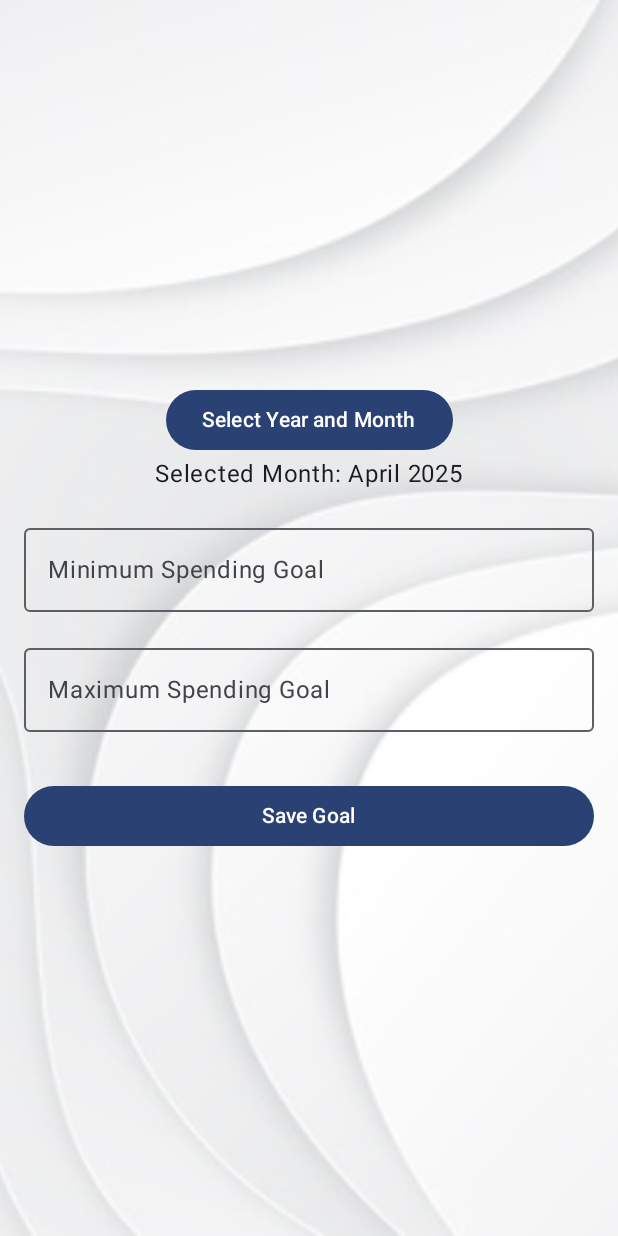
After one commit to ST10345224/Lumina_Ledger_POE, an Android app built with Jetpack Compose: the composable AddGoalScreen shown on its own in the app's theme, on a phone screen of 412 x 824 dp. The commit adds this screen. Run offline under Robolectric (Android 15) with nearby library versions, the phone set to English and light mode, and no system bars; our stand-ins replace Firebase (no records; nobody signed in at launch, a user with empty details on screens opened directly).

Commit message:
Add Goals and AddGoals functionality.

```diff
--- /dev/null
+++ b/app/src/main/java/com/st10345224/luminaledgerpoe/AddGoalScreen.kt
@@ -0,0 +1,171 @@
+package com.st10345224.luminaledgerpoe
+
+import androidx.compose.foundation.Image
+import androidx.compose.foundation.layout.*
+import androidx.compose.foundation.text.KeyboardOptions
+import androidx.compose.material.*
+import androidx.compose.runtime.*
+import androidx.compose.ui.Modifier
+import androidx.compose.ui.unit.dp
+import androidx.compose.ui.Alignment
+import androidx.compose.material3.ExperimentalMaterial3Api
+import androidx.compose.material3.OutlinedTextField
+import androidx.compose.material3.Text
+import androidx.compose.material3.Button
+import androidx.compose.runtime.saveable.rememberSaveable
+import androidx.compose.ui.text.input.KeyboardType
+import java.time.YearMonth
+import java.time.format.DateTimeFormatter
+import java.util.Locale
+import com.google.firebase.firestore.ktx.firestore
+import com.google.firebase.ktx.Firebase
+import kotlinx.coroutines.launch
+import androidx.compose.material3.DatePicker
+import androidx.compose.material3.DatePickerDialog
+import androidx.compose.material3.rememberDatePickerState
+import java.time.Instant
+import java.time.ZoneId
+import androidx.compose.material3.TimePicker
+import androidx.compose.material3.TimePickerDefaults
+import androidx.compose.material3.rememberTimePickerState
+import androidx.compose.ui.layout.ContentScale
+import androidx.compose.ui.res.painterResource
+import java.time.LocalDateTime
+import java.util.Calendar
+
+@OptIn(ExperimentalMaterial3Api::class)
+@Composable
+fun AddGoalScreen(onGoalAdded: () -> Unit) {
+    // Use rememberSaveable to survive configuration changes
+    var yearMonth by rememberSaveable { mutableStateOf(YearMonth.now()) }
+    var minimumSpendingGoal by rememberSaveable { mutableStateOf("") }
+    var maximumSpendingGoal by rememberSaveable { mutableStateOf("") }
+    var showDatePicker by rememberSaveable { mutableStateOf(false) }
+
+    val coroutineScope = rememberCoroutineScope()
+    val firestore = Firebase.firestore
+
+    // Date Picker State
+    val datePickerState = rememberDatePickerState(
+        initialSelectedDateMillis = Instant.now().toEpochMilli(),
+        yearRange = 2020..2030 // Example year range
+    )
+
+    Box(modifier = Modifier.fillMaxSize()) {
+        Image(
+            painter = painterResource(id = R.drawable.splashbackground), // Replace with your image resource
+            contentDescription = null, // Decorative image, no need for description
+            contentScale = ContentScale.Crop, // Or ContentScale.FillBounds, etc.
+            modifier = Modifier.fillMaxSize()
+        )
+        // Function to handle saving the goal to Firestore
+        fun saveGoal() {
+            coroutineScope.launch {
+                val goalData = hashMapOf(
+                    "yearMonth" to yearMonth.format(
+                        DateTimeFormatter.ofPattern(
+                            "MMMM yyyy",
+                            Locale.getDefault()
+                        )
+                    ), // Store as "Month Year"
+                    "minimumSpendingGoal" to minimumSpendingGoal.toDoubleOrNull(),
+                    "maximumSpendingGoal" to maximumSpendingGoal.toDoubleOrNull()
+                )
+
+                firestore.collection("Goals")
+                    .add(goalData)
+                    .addOnSuccessListener {
+                        onGoalAdded() // Notify the parent composable
+                    }
+                    .addOnFailureListener { e ->
+                        // Handle the error appropriately, e.g., show a Toast
+                        println("Error adding goal: ${e.message}")
+                    }
+            }
+        }
+
+        // Show Date Picker Dialog
+        if (showDatePicker) {
+            DatePickerDialog(
+                onDismissRequest = { showDatePicker = false },
+                confirmButton = {
+                    Button(onClick = {
+                        datePickerState.selectedDateMillis?.let {
+                            val selectedDate =
+                                LocalDateTime.ofInstant(
+                                    Instant.ofEpochMilli(it),
+                                    ZoneId.systemDefault()
+                                )
+                            yearMonth = YearMonth.from(selectedDate)
+                        }
+                        showDatePicker = false
+                    }) {
+                        Text("Confirm")
+                    }
+                },
+                dismissButton = {
+                    Button(onClick = { showDatePicker = false }) {
+                        Text("Cancel")
+                    }
+                }
+            ) {
+                DatePicker(state = datePickerState)
+            }
+        }
+
+
+        Column(
+            modifier = Modifier
+                .fillMaxSize()
+                .padding(16.dp),
+            horizontalAlignment = Alignment.CenterHorizontally,
+            verticalArrangement = Arrangement.Center
+        ) {
+            // YearMonth selection using a DatePickerDialog
+            Button(onClick = { showDatePicker = true }) {
+                Text("Select Year and Month")
+            }
+            Text(
+                text = "Selected Month: ${
+                    yearMonth.format(
+                        DateTimeFormatter.ofPattern(
+                            "MMMM yyyy",
+                            Locale.getDefault()
+                        )
+                    )
+                }",
+                modifier = Modifier.padding(bottom = 16.dp)
+            )
+
+            // Minimum Spending Goal Input
+            OutlinedTextField(
+                value = minimumSpendingGoal,
+                onValueChange = { minimumSpendingGoal = it },
+                label = { Text("Minimum Spending Goal") },
+                keyboardOptions = KeyboardOptions(keyboardType = KeyboardType.Number), // Ensure numeric keyboard
+                modifier = Modifier.fillMaxWidth()
+            )
+            Spacer(modifier = Modifier.height(16.dp))
+
+            // Maximum Spending Goal Input
+            OutlinedTextField(
+                value = maximumSpendingGoal,
+                onValueChange = { maximumSpendingGoal = it },
+                label = { Text("Maximum Spending Goal") },
+                keyboardOptions = KeyboardOptions(keyboardType = KeyboardType.Number), // Ensure numeric keyboard
+                modifier = Modifier.fillMaxWidth()
+            )
+            Spacer(modifier = Modifier.height(32.dp))
+
+            // Button to Save the Goal
+            Button(
+                onClick = {
+                    saveGoal()
+                },
+                modifier = Modifier.fillMaxWidth()
+            ) {
+                Text("Save Goal")
+            }
+        }
+    }
+}
```
Also changed, not shown: app/src/main/java/com/st10345224/luminaledgerpoe/AddExpenseScreen.kt (+39 -6 lines), app/src/main/java/com/st10345224/luminaledgerpoe/Goal.kt (added, +9 -0 lines), app/src/main/java/com/st10345224/luminaledgerpoe/GoalsScreen.kt (added, +245 -0 lines), app/src/main/java/com/st10345224/luminaledgerpoe/Navbar.kt (+27 -2 lines), app/src/main/java/com/st10345224/luminaledgerpoe/UserProfileScreen.kt (+64 -11 lines).
